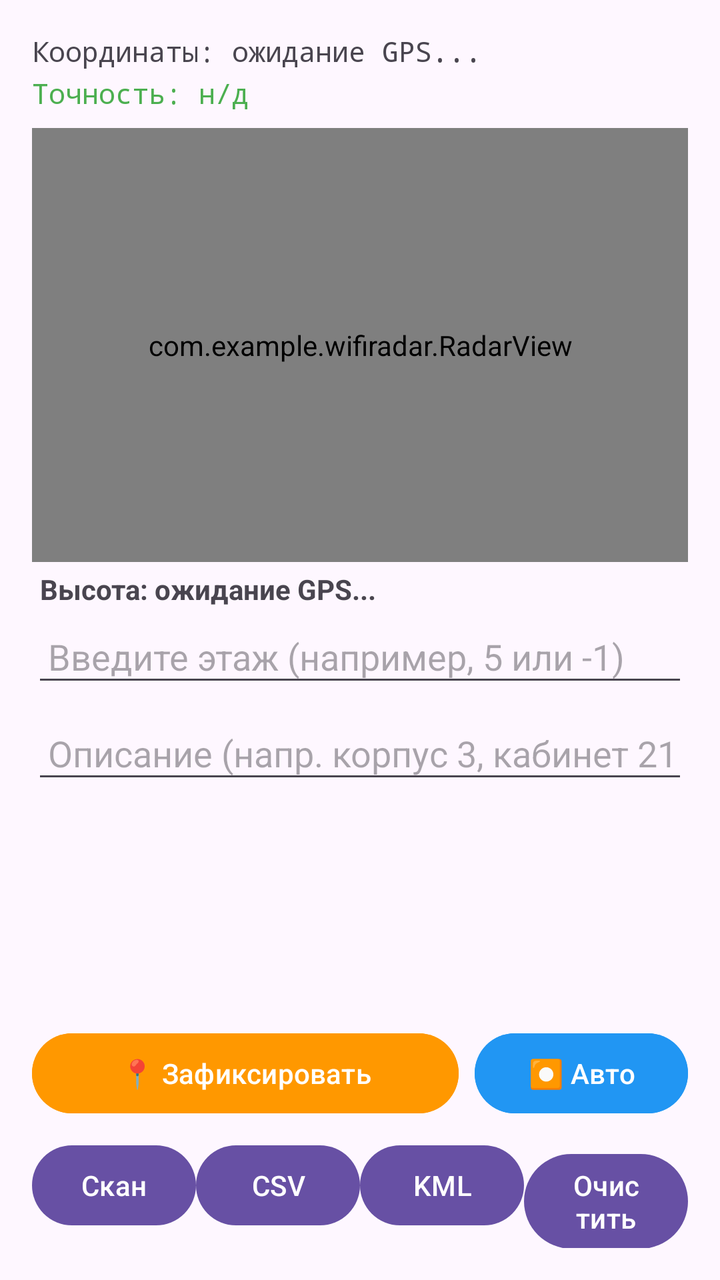
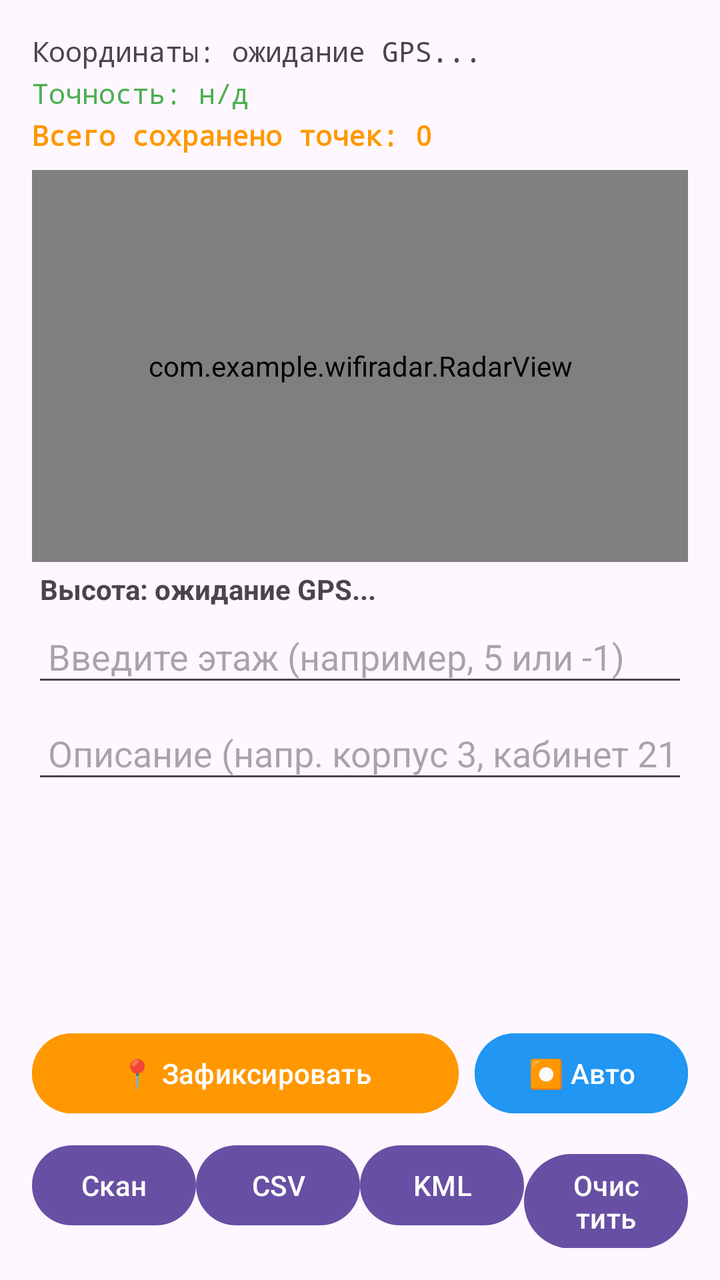

Before-and-after screenshots of an Android layout around one commit, followed by the original layout XML and the change that was made.
<!-- AndroidManifest.xml: application theme Theme.WifiRadar -->
<!-- res/layout/activity_main.xml -->
<?xml version="1.0" encoding="utf-8"?>

<LinearLayout xmlns:android="http://schemas.android.com/apk/res/android"
    android:layout_width="match_parent"
    android:layout_height="match_parent"
    android:orientation="vertical"
    android:padding="16dp">

    
    <TextView
        android:id="@+id/tvLocation"
        android:layout_width="match_parent"
        android:layout_height="wrap_content"
        android:text="Координаты: ожидание GPS..."
        android:textSize="14sp"
        android:fontFamily="monospace"
        android:paddingBottom="2dp"/>

    <TextView
        android:id="@+id/tvAccuracy"
        android:layout_width="match_parent"
        android:layout_height="wrap_content"
        android:text="Точность: н/д"
        android:textSize="14sp"
        android:textColor="#4CAF50"
        android:fontFamily="monospace"
        android:paddingBottom="8dp"/>

    
    <com.example.wifiradar.RadarView
        android:id="@+id/radarView"
        android:layout_width="match_parent"
        android:layout_height="0dp"
        android:layout_weight="1" />

    <TextView
        android:id="@+id/tvAltitude"
        android:layout_width="match_parent"
        android:layout_height="wrap_content"
        android:text="Высота: ожидание GPS..."
        android:textSize="14sp"
        android:textStyle="bold"
        android:padding="4dp" />

    
    <EditText
        android:id="@+id/etFloor"
        android:layout_width="match_parent"
        android:layout_height="wrap_content"
        android:hint="Введите этаж (например, 5 или -1)"
        android:inputType="numberSigned"
        android:padding="8dp"
        android:layout_marginBottom="8dp"/>

    <EditText
        android:id="@+id/etDescription"
        android:layout_width="match_parent"
        android:layout_height="wrap_content"
        android:hint="Описание (напр. корпус 3, кабинет 211)"
        android:inputType="text"
        android:padding="8dp"
        android:layout_marginBottom="8dp"/>

    <ScrollView
        android:layout_width="match_parent"
        android:layout_height="100dp"
        android:layout_marginBottom="8dp">
        <TextView
            android:id="@+id/tvNetworks"
            android:layout_width="match_parent"
            android:layout_height="wrap_content"
            android:textSize="12sp"
            android:fontFamily="monospace" />
    </ScrollView>

    
    <LinearLayout
        android:layout_width="match_parent"
        android:layout_height="wrap_content"
        android:orientation="horizontal"
        android:layout_marginBottom="8dp">
        
        <Button
            android:id="@+id/btnMarkPoint"
            android:layout_width="0dp"
            android:layout_weight="2"
            android:layout_height="wrap_content"
            android:text="📍 Зафиксировать"
            android:backgroundTint="#FF9800"
            android:textColor="#FFFFFF"
            android:layout_marginEnd="8dp"/>

        <Button
            android:id="@+id/btnAutoRecord"
            android:layout_width="0dp"
            android:layout_weight="1"
            android:layout_height="wrap_content"
            android:text="⏺ Авто"
            android:backgroundTint="#2196F3"
            android:textColor="#FFFFFF"/>
    </LinearLayout>

    
    <LinearLayout
        android:layout_width="match_parent"
        android:layout_height="wrap_content"
        android:orientation="horizontal">
        <Button android:id="@+id/btnScan" android:layout_width="0dp" android:layout_weight="1" android:layout_height="wrap_content" android:text="Скан" />
        <Button android:id="@+id/btnExportCsv" android:layout_width="0dp" android:layout_weight="1" android:layout_height="wrap_content" android:text="CSV" />
        <Button android:id="@+id/btnExportKml" android:layout_width="0dp" android:layout_weight="1" android:layout_height="wrap_content" android:text="KML" />
        <Button android:id="@+id/btnClear" android:layout_width="0dp" android:layout_weight="1" android:layout_height="wrap_content" android:text="Очистить" />
    </LinearLayout>
</LinearLayout>
<!-- resources referenced by this layout -->
<resources>
  <style name="Theme.WifiRadar" parent="Theme.Material3.DayNight" />
</resources>

<!-- the commit's change to res/layout/activity_main.xml (unified diff, before → after) -->
@@ -6,7 +6,6 @@
     android:orientation="vertical"
     android:padding="16dp">
 
-    
     <TextView
         android:id="@+id/tvLocation"
         android:layout_width="match_parent"
@@ -24,9 +23,20 @@
         android:textSize="14sp"
         android:textColor="#4CAF50"
         android:fontFamily="monospace"
+        android:paddingBottom="2dp"/>
+
+    
+    <TextView
+        android:id="@+id/tvPointsCount"
+        android:layout_width="match_parent"
+        android:layout_height="wrap_content"
+        android:text="Всего сохранено точек: 0"
+        android:textSize="14sp"
+        android:textColor="#FF9800"
+        android:textStyle="bold"
+        android:fontFamily="monospace"
         android:paddingBottom="8dp"/>
 
-    
     <com.example.wifiradar.RadarView
         android:id="@+id/radarView"
         android:layout_width="match_parent"
@@ -42,7 +52,6 @@
         android:textStyle="bold"
         android:padding="4dp" />
 
-    
     <EditText
         android:id="@+id/etFloor"
         android:layout_width="match_parent"
@@ -73,7 +82,6 @@
             android:fontFamily="monospace" />
     </ScrollView>
 
-    
     <LinearLayout
         android:layout_width="match_parent"
         android:layout_height="wrap_content"
@@ -100,7 +108,6 @@
             android:textColor="#FFFFFF"/>
     </LinearLayout>
 
-    
     <LinearLayout
         android:layout_width="match_parent"
         android:layout_height="wrap_content"
